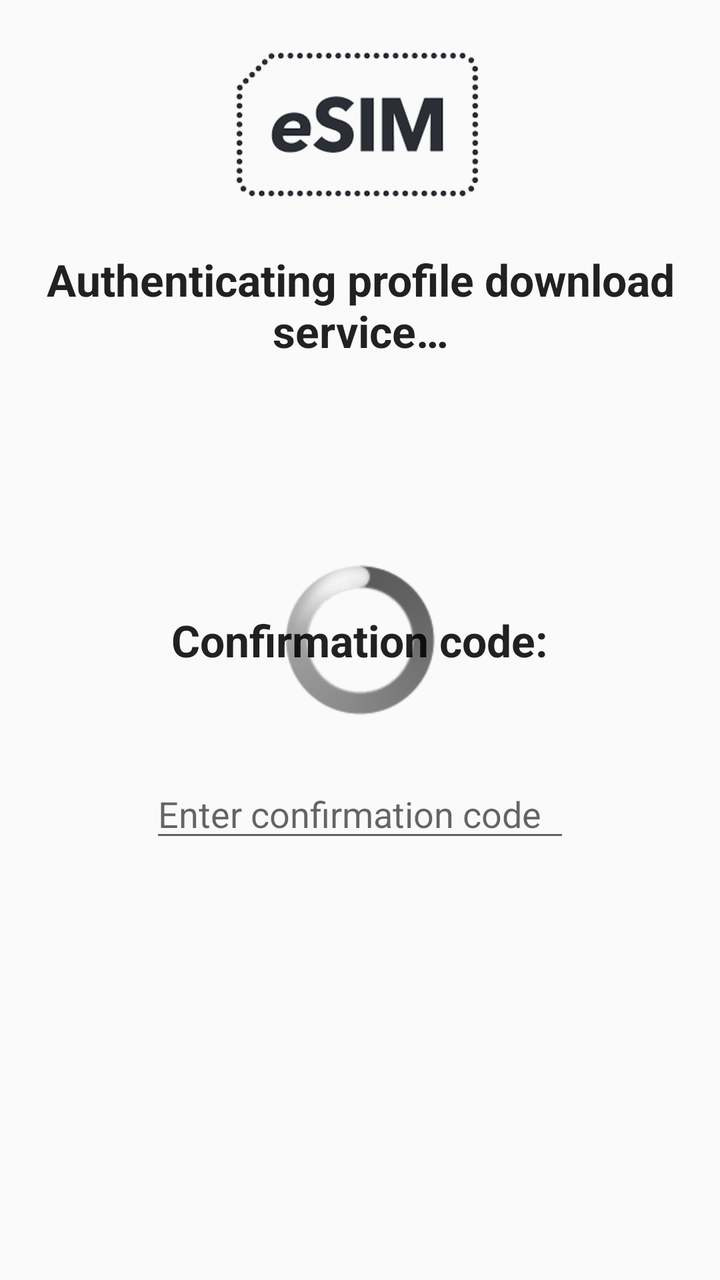
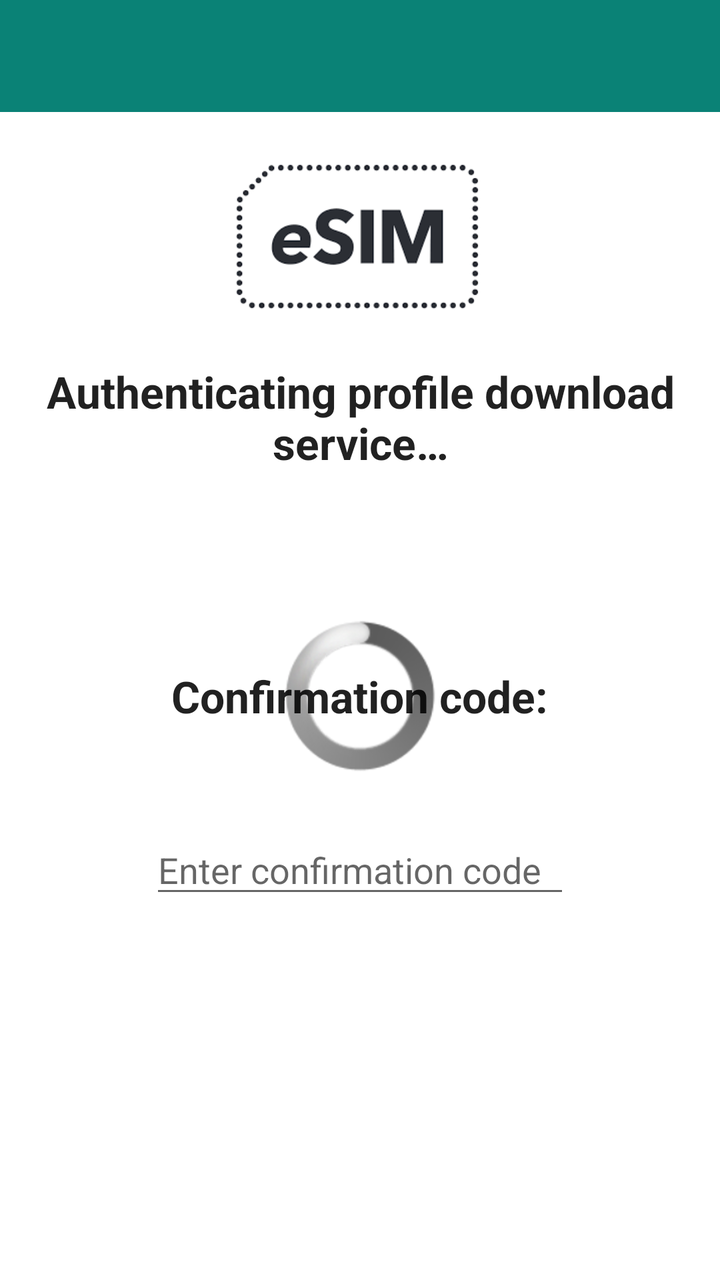

The first picture is an Android layout as it rendered before a commit; the second is the same layout after the commit. The layout source and the unified diff follow.
<!-- AndroidManifest.xml: application theme AppTheme -->
<!-- res/layout/activity_download_profile.xml -->
<?xml version="1.0" encoding="utf-8"?>
<RelativeLayout xmlns:android="http://schemas.android.com/apk/res/android"
    xmlns:tools="http://schemas.android.com/tools"
    android:layout_width="match_parent"
    android:layout_height="match_parent"
    android:orientation="vertical"
    tools:context="com.infineon.esim.lpa.ui.downloadProfile.DownloadActivity">

    <ImageView
        android:id="@+id/image_profile_icon"
        android:layout_width="150dp"
        android:layout_height="85dp"
        android:layout_centerHorizontal="true"
        android:layout_gravity="center_horizontal"
        android:layout_marginTop="20dp"
        android:background="@drawable/esim_logo"
        android:contentDescription="@string/download_profile_esim_logo_image_content_description" />

    <TextView
        android:id="@+id/text_heading"
        android:layout_below="@+id/image_profile_icon"
        android:layout_width="wrap_content"
        android:layout_height="wrap_content"
        android:layout_centerHorizontal="true"
        android:layout_gravity="center_horizontal"
        android:layout_margin="20dp"
        android:text="@string/download_profile_authenticating_heading"
        android:textAlignment="center"
        android:textAppearance="?android:attr/textAppearanceLarge"
        android:textStyle="bold" />

    <TextView
        android:id="@+id/text_body"
        android:layout_below="@+id/text_heading"
        android:textAppearance="?android:attr/textAppearanceMedium"
        android:layout_width="wrap_content"
        android:layout_height="wrap_content"
        android:layout_marginLeft="20dp"
        android:layout_marginRight="20dp"
        android:layout_centerHorizontal="true"
        android:layout_gravity="center_horizontal"
        android:text=""
        android:textAlignment="center"
        />

    <ProgressBar
        android:id="@+id/progress"
        style="@android:style/Widget.ProgressBar.Large"
        android:layout_width="wrap_content"
        android:layout_height="wrap_content"
        android:layout_gravity="center_horizontal|center_vertical"
        android:layout_centerHorizontal="true"
        android:layout_centerVertical="true"
        />

    <TextView
        android:id="@+id/textViewDownloadInfo"
        android:layout_width="wrap_content"
        android:layout_height="wrap_content"
        android:layout_below="@+id/progress"
        android:layout_centerInParent="true"
        android:layout_marginLeft="20dp"
        android:layout_marginTop="40dp"
        android:layout_marginRight="20dp"
        android:text=""
        android:textAlignment="center"
        android:textAppearance="?android:attr/textAppearanceMedium"
        android:textColor="@android:color/holo_blue_dark"
        android:textIsSelectable="true" />

    <TextView
        android:id="@+id/text_error_info"
        android:layout_width="wrap_content"
        android:layout_height="wrap_content"
        android:layout_below="@+id/textViewDownloadInfo"
        android:layout_centerInParent="true"
        android:layout_marginLeft="20dp"
        android:layout_marginTop="40dp"
        android:layout_marginRight="20dp"
        android:text=""
        android:textAlignment="textStart"
        android:textAppearance="?android:attr/textAppearanceMedium"
        android:textColor="@android:color/holo_red_dark"
        android:textIsSelectable="true" />

    <Button
        android:id="@+id/button_left"
        android:layout_width="wrap_content"
        android:layout_height="wrap_content"
        android:layout_alignParentBottom="true"
        android:layout_alignParentStart="true"
        android:layout_margin="20dp"
        android:enabled="true"
        android:text="@string/generic_button_cancel_text"
        android:visibility="invisible"
        android:textAllCaps="false" />

    <Button
        android:id="@+id/button_right"
        android:layout_width="wrap_content"
        android:layout_height="wrap_content"
        android:layout_alignParentEnd="true"
        android:layout_alignParentBottom="true"
        android:layout_marginStart="20dp"
        android:layout_marginTop="20dp"
        android:layout_marginEnd="20dp"
        android:layout_marginBottom="20dp"
        android:enabled="true"
        android:text="@string/generic_button_start_text"
        android:textAllCaps="false"
        android:visibility="invisible" />

    <TextView
        android:id="@+id/text_confirmation_code_title"
        android:layout_width="wrap_content"
        android:layout_height="wrap_content"
        android:layout_centerInParent="true"
        android:text="@string/download_profile_confirmation_code_title"
        android:textAppearance="?android:attr/textAppearanceLarge"
        android:textStyle="bold"/>

    <EditText
        android:id="@+id/edit_confirmation_code"
        android:layout_width="wrap_content"
        android:layout_height="wrap_content"
        android:layout_below="@id/text_confirmation_code_title"
        android:layout_centerHorizontal="true"
        android:layout_marginTop="50dp"
        android:ems="10"
        android:autofillHints="password"
        android:singleLine="true"
        android:imeOptions="actionDone"
        android:hint="@string/download_profile_confirmation_code_hint"
        android:inputType="text" />
</RelativeLayout>
<!-- resources referenced by this layout -->
<resources>
  <!-- drawable esim_logo: png bitmap (drawable-mdpi, 51893 bytes) -->
  <string name="download_profile_authenticating_heading">Authenticating profile download service…</string>
  <string name="download_profile_confirmation_code_hint">Enter confirmation code</string>
  <string name="download_profile_confirmation_code_title">Confirmation code:</string>
  <string name="download_profile_esim_logo_image_content_description">eSIM logo</string>
  <string name="generic_button_cancel_text">Cancel</string>
  <string name="generic_button_start_text">Start</string>
  <style name="AppTheme" parent="Theme.AppCompat.Light.DarkActionBar">
          
          <item name="colorPrimary">@color/colorPrimary</item>
          <item name="colorPrimaryDark">@color/colorPrimaryDark</item>
          <item name="colorAccent">@color/colorAccent</item>
      </style>
  <color name="colorPrimary">#008577</color>
  <color name="colorPrimaryDark">#00574B</color>
  <color name="colorAccent">#D81B60</color>
</resources>

<!-- the commit's change to res/layout/activity_download_profile.xml (unified diff, before → after) -->
@@ -1,135 +1,164 @@
 <?xml version="1.0" encoding="utf-8"?>
-<RelativeLayout xmlns:android="http://schemas.android.com/apk/res/android"
+<androidx.coordinatorlayout.widget.CoordinatorLayout
+    xmlns:android="http://schemas.android.com/apk/res/android"
     xmlns:tools="http://schemas.android.com/tools"
-    android:layout_width="match_parent"
-    android:layout_height="match_parent"
-    android:orientation="vertical"
-    tools:context="com.infineon.esim.lpa.ui.downloadProfile.DownloadActivity">
+    style="@style/AppTheme.Window"
+    android:weightSum="2"
+    android:orientation="vertical">
 
-    <ImageView
-        android:id="@+id/image_profile_icon"
-        android:layout_width="150dp"
-        android:layout_height="85dp"
-        android:layout_centerHorizontal="true"
-        android:layout_gravity="center_horizontal"
-        android:layout_marginTop="20dp"
-        android:background="@drawable/esim_logo"
-        android:contentDescription="@string/download_profile_esim_logo_image_content_description" />
+    
+    <androidx.coordinatorlayout.widget.CoordinatorLayout
+        style="@style/AppTheme.EdgeToEdgeContainer">
 
-    <TextView
-        android:id="@+id/text_heading"
-        android:layout_below="@+id/image_profile_icon"
-        android:layout_width="wrap_content"
-        android:layout_height="wrap_content"
-        android:layout_centerHorizontal="true"
-        android:layout_gravity="center_horizontal"
-        android:layout_margin="20dp"
-        android:text="@string/download_profile_authenticating_heading"
-        android:textAlignment="center"
-        android:textAppearance="?android:attr/textAppearanceLarge"
-        android:textStyle="bold" />
+        
+        <androidx.appcompat.widget.Toolbar
+            android:id="@+id/toolbar_download"
+            style="@style/AppTheme.Toolbar">
+        </androidx.appcompat.widget.Toolbar>
 
-    <TextView
-        android:id="@+id/text_body"
-        android:layout_below="@+id/text_heading"
-        android:textAppearance="?android:attr/textAppearanceMedium"
-        android:layout_width="wrap_content"
-        android:layout_height="wrap_content"
-        android:layout_marginLeft="20dp"
-        android:layout_marginRight="20dp"
-        android:layout_centerHorizontal="true"
-        android:layout_gravity="center_horizontal"
-        android:text=""
-        android:textAlignment="center"
-        />
 
-    <ProgressBar
-        android:id="@+id/progress"
-        style="@android:style/Widget.ProgressBar.Large"
-        android:layout_width="wrap_content"
-        android:layout_height="wrap_content"
-        android:layout_gravity="center_horizontal|center_vertical"
-        android:layout_centerHorizontal="true"
-        android:layout_centerVertical="true"
-        />
+        <androidx.coordinatorlayout.widget.CoordinatorLayout
+            android:layout_width="match_parent"
+            android:layout_height="match_parent"
+            android:layout_marginTop="?attr/actionBarSize"
+            style="@style/AppTheme.Content">
 
-    <TextView
-        android:id="@+id/textViewDownloadInfo"
-        android:layout_width="wrap_content"
-        android:layout_height="wrap_content"
-        android:layout_below="@+id/progress"
-        android:layout_centerInParent="true"
-        android:layout_marginLeft="20dp"
-        android:layout_marginTop="40dp"
-        android:layout_marginRight="20dp"
-        android:text=""
-        android:textAlignment="center"
-        android:textAppearance="?android:attr/textAppearanceMedium"
-        android:textColor="@android:color/holo_blue_dark"
-        android:textIsSelectable="true" />
+            <RelativeLayout
+                android:layout_width="match_parent"
+                android:layout_height="match_parent"
+                android:orientation="vertical"
+                android:fitsSystemWindows="true"
+                tools:context="com.infineon.esim.lpa.ui.downloadProfile.DownloadActivity">
 
-    <TextView
-        android:id="@+id/text_error_info"
-        android:layout_width="wrap_content"
-        android:layout_height="wrap_content"
-        android:layout_below="@+id/textViewDownloadInfo"
-        android:layout_centerInParent="true"
-        android:layout_marginLeft="20dp"
-        android:layout_marginTop="40dp"
-        android:layout_marginRight="20dp"
-        android:text=""
-        android:textAlignment="textStart"
-        android:textAppearance="?android:attr/textAppearanceMedium"
-        android:textColor="@android:color/holo_red_dark"
-        android:textIsSelectable="true" />
+                <ImageView
+                    android:id="@+id/image_profile_icon"
+                    android:layout_width="150dp"
+                    android:layout_height="85dp"
+                    android:layout_centerHorizontal="true"
+                    android:layout_gravity="center_horizontal"
+                    android:layout_marginTop="20dp"
+                    android:background="@drawable/esim_logo"
+                    android:contentDescription="@string/download_profile_esim_logo_image_content_description" />
 
-    <Button
-        android:id="@+id/button_left"
-        android:layout_width="wrap_content"
-        android:layout_height="wrap_content"
-        android:layout_alignParentBottom="true"
-        android:layout_alignParentStart="true"
-        android:layout_margin="20dp"
-        android:enabled="true"
-        android:text="@string/generic_button_cancel_text"
-        android:visibility="invisible"
-        android:textAllCaps="false" />
+                <TextView
+                    android:id="@+id/text_heading"
+                    android:layout_below="@+id/image_profile_icon"
+                    android:layout_width="wrap_content"
+                    android:layout_height="wrap_content"
+                    android:layout_centerHorizontal="true"
+                    android:layout_gravity="center_horizontal"
+                    android:layout_margin="20dp"
+                    android:text="@string/download_profile_authenticating_heading"
+                    android:textAlignment="center"
+                    android:textAppearance="?android:attr/textAppearanceLarge"
+                    android:textStyle="bold" />
 
-    <Button
-        android:id="@+id/button_right"
-        android:layout_width="wrap_content"
-        android:layout_height="wrap_content"
-        android:layout_alignParentEnd="true"
-        android:layout_alignParentBottom="true"
-        android:layout_marginStart="20dp"
-        android:layout_marginTop="20dp"
-        android:layout_marginEnd="20dp"
-        android:layout_marginBottom="20dp"
-        android:enabled="true"
-        android:text="@string/generic_button_start_text"
-        android:textAllCaps="false"
-        android:visibility="invisible" />
+                <TextView
+                    android:id="@+id/text_body"
+                    android:layout_below="@+id/text_heading"
+                    android:textAppearance="?android:attr/textAppearanceMedium"
+                    android:layout_width="wrap_content"
+                    android:layout_height="wrap_content"
+                    android:layout_marginLeft="20dp"
+                    android:layout_marginRight="20dp"
+                    android:layout_centerHorizontal="true"
+                    android:layout_gravity="center_horizontal"
+                    android:text=""
+                    android:textAlignment="center"
+                    />
 
-    <TextView
-        android:id="@+id/text_confirmation_code_title"
-        android:layout_width="wrap_content"
-        android:layout_height="wrap_content"
-        android:layout_centerInParent="true"
-        android:text="@string/download_profile_confirmation_code_title"
-        android:textAppearance="?android:attr/textAppearanceLarge"
-        android:textStyle="bold"/>
+                <ProgressBar
+                    android:id="@+id/progress"
+                    style="@android:style/Widget.ProgressBar.Large"
+                    android:layout_width="wrap_content"
+                    android:layout_height="wrap_content"
+                    android:layout_gravity="center_horizontal|center_vertical"
+                    android:layout_centerHorizontal="true"
+                    android:layout_centerVertical="true"
+                    />
 
-    <EditText
-        android:id="@+id/edit_confirmation_code"
-        android:layout_width="wrap_content"
-        android:layout_height="wrap_content"
-        android:layout_below="@id/text_confirmation_code_title"
-        android:layout_centerHorizontal="true"
-        android:layout_marginTop="50dp"
-        android:ems="10"
-        android:autofillHints="password"
-        android:singleLine="true"
-        android:imeOptions="actionDone"
-        android:hint="@string/download_profile_confirmation_code_hint"
-        android:inputType="text" />
-</RelativeLayout>
+                <TextView
+                    android:id="@+id/textViewDownloadInfo"
+                    android:layout_width="wrap_content"
+                    android:layout_height="wrap_content"
+                    android:layout_below="@+id/progress"
+                    android:layout_centerInParent="true"
+                    android:layout_marginLeft="20dp"
+                    android:layout_marginTop="40dp"
+                    android:layout_marginRight="20dp"
+                    android:text=""
+                    android:textAlignment="center"
+                    android:textAppearance="?android:attr/textAppearanceMedium"
+                    android:textIsSelectable="true" />
+
+                <TextView
+                    android:id="@+id/text_error_info"
+                    android:layout_width="wrap_content"
+                    android:layout_height="wrap_content"
+                    android:layout_below="@+id/textViewDownloadInfo"
+                    android:layout_centerInParent="true"
+                    android:layout_marginLeft="20dp"
+                    android:layout_marginTop="40dp"
+                    android:layout_marginRight="20dp"
+                    android:text=""
+                    android:textAlignment="textStart"
+                    android:textAppearance="?android:attr/textAppearanceMedium"
+                    android:textColor="@android:color/holo_red_dark"
+                    android:textIsSelectable="true" />
+
+                <Button
+                    style="@style/AppTheme.Button"
+                    android:id="@+id/button_left"
+                    android:layout_width="wrap_content"
+                    android:layout_height="wrap_content"
+                    android:layout_alignParentBottom="true"
+                    android:layout_alignParentStart="true"
+                    android:layout_margin="20dp"
+                    android:enabled="true"
+                    android:text="@string/generic_button_cancel_text"
+                    android:visibility="invisible"
+                    android:textAllCaps="false" />
+
+                <Button
+                    style="@style/AppTheme.Button"
+                    android:id="@+id/button_right"
+                    android:layout_width="wrap_content"
+                    android:layout_height="wrap_content"
+                    android:layout_alignParentEnd="true"
+                    android:layout_alignParentBottom="true"
+                    android:layout_marginStart="20dp"
+                    android:layout_marginTop="20dp"
+                    android:layout_marginEnd="20dp"
+                    android:layout_marginBottom="20dp"
+                    android:enabled="true"
+                    android:text="@string/generic_button_start_text"
+                    android:textAllCaps="false"
+                    android:visibility="invisible" />
+
+                <TextView
+                    android:id="@+id/text_confirmation_code_title"
+                    android:layout_width="wrap_content"
+                    android:layout_height="wrap_content"
+                    android:layout_centerInParent="true"
+                    android:text="@string/download_profile_confirmation_code_title"
+                    android:textAppearance="?android:attr/textAppearanceLarge"
+                    android:textStyle="bold"/>
+
+                <EditText
+                    android:id="@+id/edit_confirmation_code"
+                    android:layout_width="wrap_content"
+                    android:layout_height="wrap_content"
+                    android:layout_below="@id/text_confirmation_code_title"
+                    android:layout_centerHorizontal="true"
+                    android:layout_marginTop="50dp"
+                    android:ems="10"
+                    android:autofillHints="password"
+                    android:singleLine="true"
+                    android:imeOptions="actionDone"
+                    android:hint="@string/download_profile_confirmation_code_hint"
+                    android:inputType="text" />
+            </RelativeLayout>
+        </androidx.coordinatorlayout.widget.CoordinatorLayout>
+
+    </androidx.coordinatorlayout.widget.CoordinatorLayout>
+</androidx.coordinatorlayout.widget.CoordinatorLayout>
<!-- resource entries referenced after the edit -->
@@ -7,14 +7,41 @@
   <string name="download_profile_esim_logo_image_content_description">eSIM logo</string>
   <string name="generic_button_cancel_text">Cancel</string>
   <string name="generic_button_start_text">Start</string>
-  <style name="AppTheme" parent="Theme.AppCompat.Light.DarkActionBar">
-          
-          <item name="colorPrimary">@color/colorPrimary</item>
-          <item name="colorPrimaryDark">@color/colorPrimaryDark</item>
-          <item name="colorAccent">@color/colorAccent</item>
+  <style name="AppTheme.Button" parent="AppTheme.Content">
+          <item name="android:background">@color/engineeringLight</item>
       </style>
-  <color name="colorPrimary">#008577</color>
-  <color name="colorPrimaryDark">#00574B</color>
-  <color name="colorAccent">#D81B60</color>
+  <style name="AppTheme.Content" parent="AppTheme">
+          <item name="android:background">@android:color/white</item>
+      </style>
+  <style name="AppTheme.EdgeToEdgeContainer">
+          <item name="android:layout_width">match_parent</item>
+          <item name="android:layout_height">match_parent</item>
+          <item name="android:fitsSystemWindows">true</item>
+      </style>
+  <style name="AppTheme.Toolbar">
+          <item name="android:layout_width">match_parent</item>
+          <item name="android:layout_height">?attr/actionBarSize</item>
+          <item name="android:theme">@style/AppTheme.AppBarOverlay</item>
+      </style>
+  <style name="AppTheme.Window" parent="Theme.AppCompat.Light">
+          <item name="android:layout_width">match_parent</item>
+          <item name="android:layout_height">match_parent</item>
+          <item name="android:fitsSystemWindows">false</item>
+          <item name="android:background">@color/ocean100</item>
+      </style>
+  <style name="AppTheme" parent="Theme.AppCompat.Light">
+          <item name="windowNoTitle">true</item>
+          <item name="windowActionBar">false</item>
+          <item name="colorPrimary">@color/ocean100</item>
+          <item name="colorPrimaryDark">@color/ocean120</item>
+          <item name="colorAccent">@color/berry</item>
+      </style>
+  <color name="engineeringLight">#8D8786</color>
+  <style name="AppTheme.AppBarOverlay" parent="ThemeOverlay.AppCompat.Dark">
+          <item name="android:background">@color/ocean100</item>
+      </style>
+  <color name="ocean100">#0A8276</color>
+  <color name="ocean120">#08665C</color>
+  <color name="berry">#9C216E</color>
 </resources>
 
